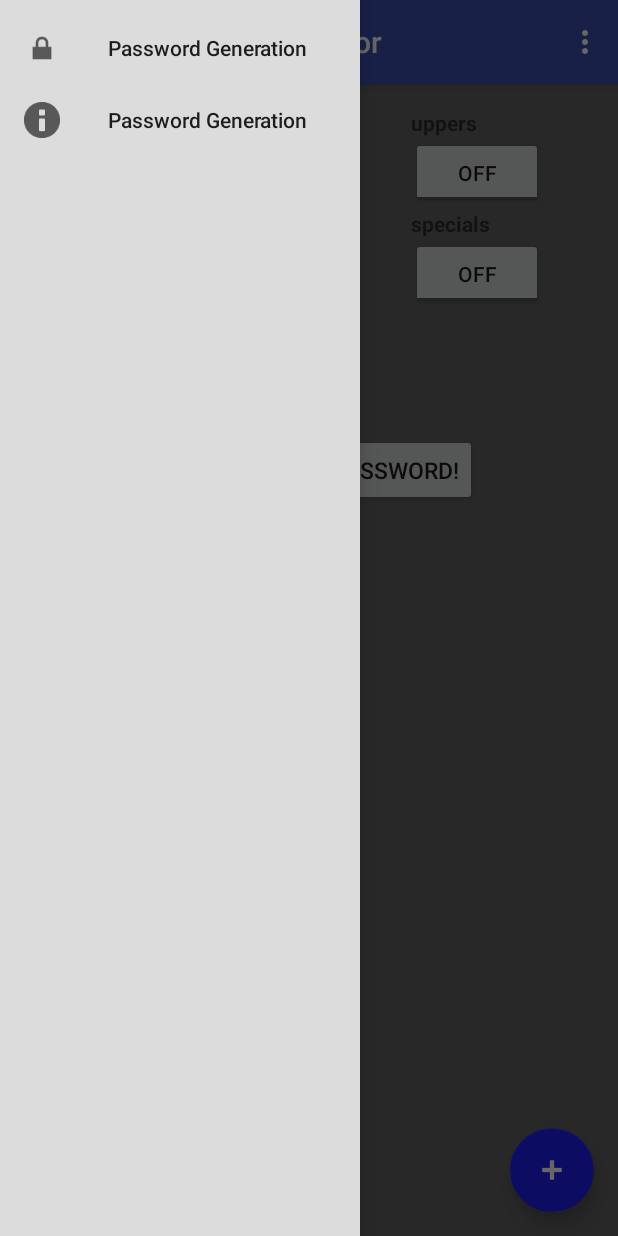
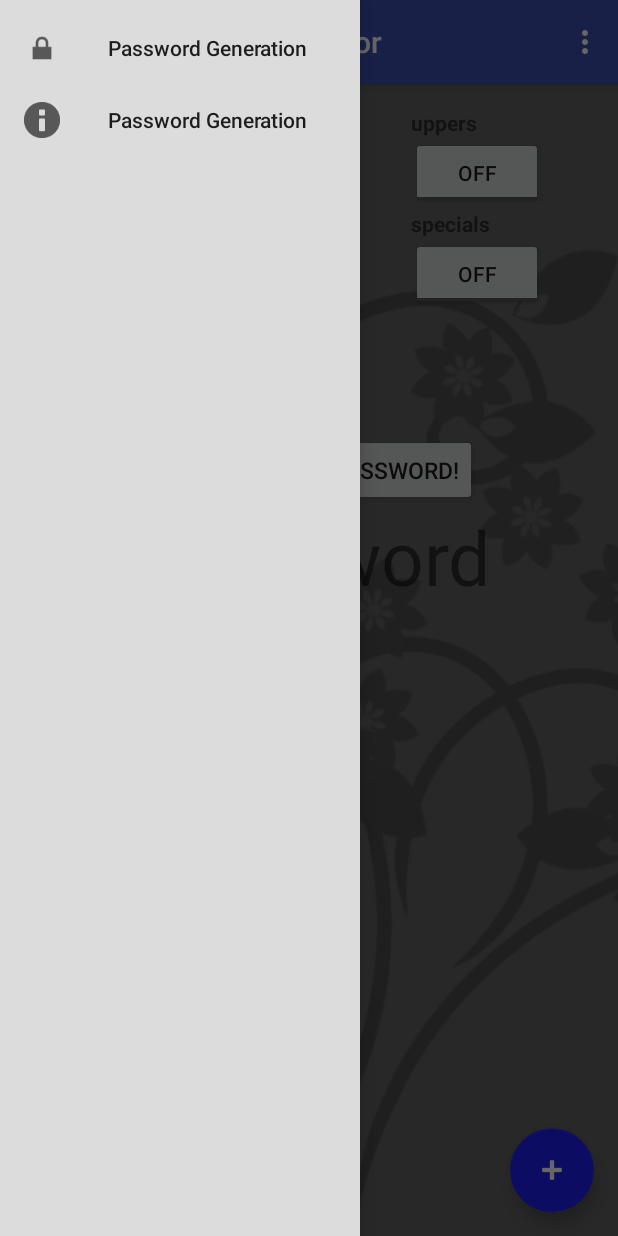
Before and after one commit to ZenOokami/Android-PasswordGenerator, an Android app: the screen it shows after launch (PasswordGeneratorActivity), with the side drawer open, on a phone screen of 412 x 824 dp. Run offline under Robolectric (Android 15) with nearby library versions, the phone set to English and light mode, and no system bars.

Commit message:
Design Updated

```diff
--- a/PasswordGenerator/app/src/main/res/layout/activity_password_generator.xml
+++ b/PasswordGenerator/app/src/main/res/layout/activity_password_generator.xml
@@ -48,6 +48,14 @@
 
         </android.support.design.widget.AppBarLayout>
 
+        <ImageView
+            android:layout_width="match_parent"
+            android:layout_height="match_parent"
+            android:scaleType="centerCrop"
+            android:src="@drawable/black_flora_background"
+            android:alpha=".5"
+            />
+
         <include layout="@layout/content_password_generator" />
 
         <android.support.design.widget.FloatingActionButton
@@ -62,7 +70,6 @@
         />
 
 
-
     </android.support.design.widget.CoordinatorLayout>
 
 </android.support.v4.widget.DrawerLayout>
--- a/PasswordGenerator/app/src/main/res/layout/content_password_generator.xml
+++ b/PasswordGenerator/app/src/main/res/layout/content_password_generator.xml
@@ -10,7 +10,10 @@
     android:paddingTop="@dimen/activity_vertical_margin"
     app:layout_behavior="@string/appbar_scrolling_view_behavior"
     tools:context="org.essenceofzen.passwordgenerator.PasswordGeneratorActivity"
-    tools:showIn="@layout/activity_password_generator">
+    tools:showIn="@layout/activity_password_generator"
+
+    >
+
 
     <!-- Lowercase selection -->
     <TextView
@@ -149,12 +152,12 @@
         android:text="Password"
         android:id="@+id/generatedPassword"
         android:layout_below="@+id/generatePassword_button"
-        android:layout_alignParentLeft="true"
-        android:layout_alignParentStart="true"
+        android:layout_centerInParent="true"
         android:layout_alignRight="@+id/specials"
         android:layout_alignEnd="@+id/specials"
         android:textSize="50dp"
-        android:textColor="#32000000"
+        android:textColor="#8a000000"
+        android:textAlignment="center"
         />
 
     <FrameLayout
```
Also changed, not shown: PasswordGenerator/app/src/main/res/drawable/black_flora_background.png (added). Lines whose indentation alone changed are shown as unchanged.
